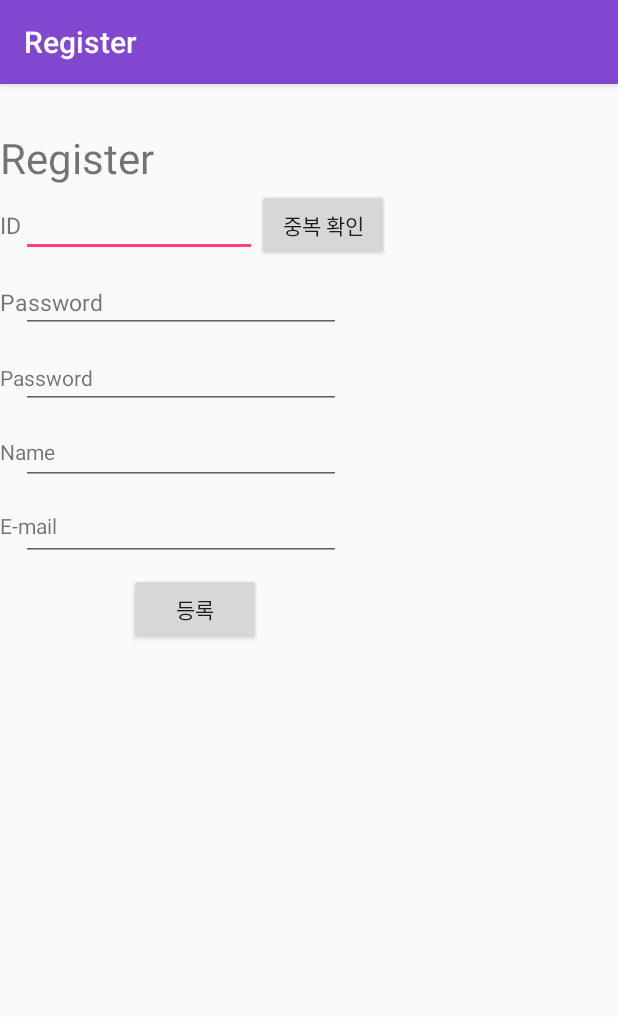
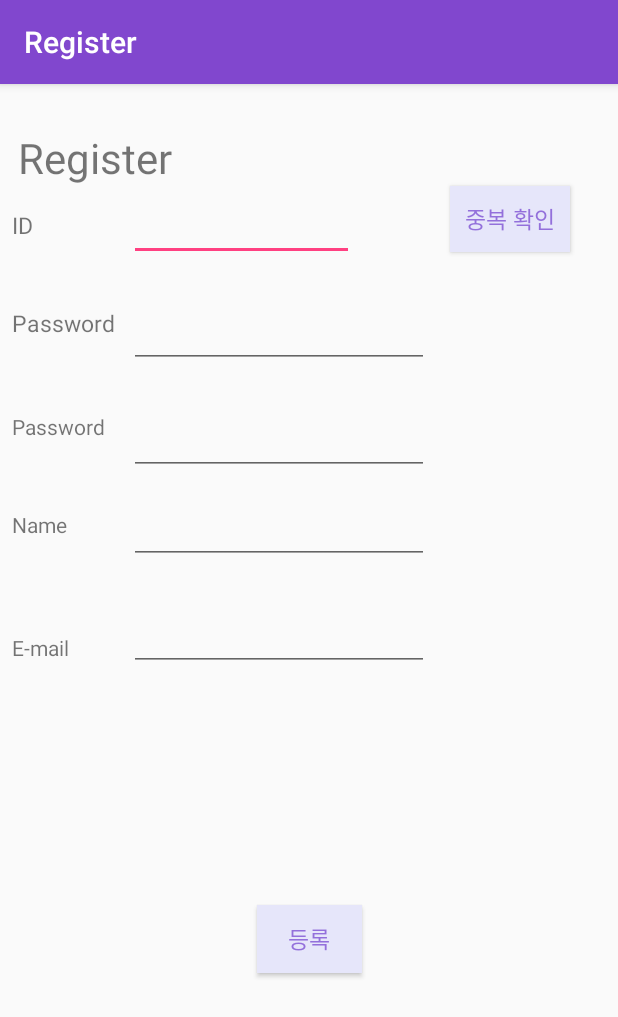
Before and after one commit to jeewoo9719/natrip, an Android app: the Register screen opened directly, with no data from a screen before it, on a phone screen of 412 x 824 dp. Shown: the top 1017 px of the screen. Run offline under Robolectric (Android 15) with nearby library versions, the phone set to English and light mode, and no system bars; our stand-ins replace Firebase (no records; nobody signed in at launch, a user with empty details on screens opened directly).

Commit message:
버튼 수정
색

```diff
--- a/app/src/main/java/com/example/chanyoung/nattrip/SearchActivity.java
+++ b/app/src/main/java/com/example/chanyoung/nattrip/SearchActivity.java
@@ -205,7 +205,7 @@ public class SearchActivity extends AppCompatActivity implements TextWatcher{
        btSearch.setOnClickListener(new View.OnClickListener(){
            @Override
            public void onClick(View view){
-               Toast.makeText(getApplicationContext(),"버튼",Toast.LENGTH_SHORT).show();
+
                Intent mainTourPage = new Intent(SearchActivity.this, MainActivity.class);
                mainTourPage.putExtra("userID",ID);
                mainTourPage.putExtra("tourPlace",editText.getText().toString());
--- a/app/src/main/res/layout/activity_intro.xml
+++ b/app/src/main/res/layout/activity_intro.xml
@@ -13,6 +13,6 @@
         android:layout_height="match_parent"
 
         app:srcCompat="@drawable/dsa"
-        tools:layout_editor_absoluteX="34dp"
-        tools:layout_editor_absoluteY="17dp" />
+        tools:layout_editor_absoluteX="15dp"
+        tools:layout_editor_absoluteY="0dp" />
 </android.support.constraint.ConstraintLayout>
--- a/app/src/main/res/layout/activity_regist_guide.xml
+++ b/app/src/main/res/layout/activity_regist_guide.xml
@@ -108,6 +108,10 @@
         android:layout_marginStart="8dp"
         android:layout_marginTop="90dp"
         android:text="등록"
+        android:background="@color/colorname"
+        android:textColor="@color/back"
+        android:textSize="15sp"
+
         app:layout_constraintEnd_toEndOf="parent"
         app:layout_constraintStart_toStartOf="parent"
         app:layout_constraintTop_toBottomOf="@+id/textView15" />
--- a/app/src/main/res/layout/activity_register.xml
+++ b/app/src/main/res/layout/activity_register.xml
@@ -7,147 +7,182 @@
     android:layout_height="match_parent"
     android:orientation="vertical"
     tools:context="com.example.chanyoung.nattrip.Register">
+
     <android.support.constraint.ConstraintLayout
-    android:layout_width="wrap_content"
-    android:layout_height="wrap_content"
+        android:layout_width="match_parent"
+        android:layout_height="match_parent"
         android:orientation="vertical">
+
         <TextView
             android:id="@+id/textView4"
             android:layout_width="wrap_content"
             android:layout_height="wrap_content"
+            android:layout_marginEnd="8dp"
             android:layout_marginTop="30dp"
             android:text="Register"
             android:textSize="28sp"
+            app:layout_constraintEnd_toEndOf="parent"
+            app:layout_constraintHorizontal_bias="0.04"
             app:layout_constraintStart_toStartOf="parent"
-        app:layout_constraintTop_toTopOf="parent"
-        tools:layout_editor_absoluteX="30dp" />
+            app:layout_constraintTop_toTopOf="parent" />
 
         <TextView
             android:id="@+id/textView5"
-        android:layout_width="wrap_content"
-        android:layout_height="wrap_content"
+            android:layout_width="70dp"
+            android:layout_height="20dp"
+            android:layout_marginStart="8dp"
             android:layout_marginTop="15dp"
             android:text="ID"
             android:textSize="15sp"
             app:layout_constraintStart_toStartOf="parent"
-        app:layout_constraintTop_toBottomOf="@+id/textView4"
-        tools:layout_editor_absoluteX="30dp" />
+            app:layout_constraintTop_toBottomOf="@+id/textView4" />
 
         <TextView
             android:id="@+id/textView6"
-        android:layout_width="wrap_content"
-        android:layout_height="wrap_content"
-        android:layout_marginTop="30dp"
+            android:layout_width="70dp"
+            android:layout_height="20dp"
+            android:layout_marginStart="8dp"
+            android:layout_marginTop="45dp"
             android:text="Password"
             android:textSize="15sp"
-        app:layout_constraintStart_toStartOf="@+id/textView5"
-        app:layout_constraintTop_toBottomOf="@+id/textView5"
-        tools:layout_editor_absoluteX="30dp" />
+            app:layout_constraintHorizontal_chainStyle="spread"
+            app:layout_constraintStart_toStartOf="parent"
+            app:layout_constraintTop_toBottomOf="@+id/textView5" />
 
         <TextView
             android:id="@+id/textView7"
-        android:layout_width="wrap_content"
-        android:layout_height="wrap_content"
-        android:layout_marginTop="30dp"
+            android:layout_width="70dp"
+            android:layout_height="20dp"
+            android:layout_marginStart="8dp"
+            android:layout_marginTop="50dp"
             android:text="Password"
-        app:layout_constraintStart_toStartOf="@+id/textView6"
-        app:layout_constraintTop_toBottomOf="@+id/textView6"
-        tools:layout_editor_absoluteX="30dp" />
+            app:layout_constraintStart_toStartOf="parent"
+            app:layout_constraintTop_toBottomOf="@+id/textView6" />
 
         <TextView
             android:id="@+id/textView8"
-        android:layout_width="wrap_content"
-        android:layout_height="wrap_content"
-        android:layout_marginTop="30dp"
+            android:layout_width="70dp"
+            android:layout_height="20dp"
+            android:layout_marginStart="8dp"
+            android:layout_marginTop="45dp"
             android:text="Name"
-        app:layout_constraintStart_toStartOf="@+id/textView7"
-        app:layout_constraintTop_toBottomOf="@+id/textView7"
-        tools:layout_editor_absoluteX="30dp" />
+            app:layout_constraintStart_toStartOf="parent"
+            app:layout_constraintTop_toBottomOf="@+id/textView7" />
 
         <TextView
             android:id="@+id/textView9"
-        android:layout_width="wrap_content"
-        android:layout_height="wrap_content"
-        android:layout_marginTop="30dp"
+            android:layout_width="70dp"
+            android:layout_height="20dp"
+            android:layout_marginBottom="190dp"
+            android:layout_marginStart="8dp"
+            android:layout_marginTop="50dp"
             android:text="E-mail"
-        app:layout_constraintStart_toStartOf="@+id/textView8"
+            app:layout_constraintBottom_toBottomOf="parent"
+            app:layout_constraintStart_toStartOf="parent"
             app:layout_constraintTop_toBottomOf="@+id/textView8"
-        tools:layout_editor_absoluteX="30dp" />
+            app:layout_constraintVertical_bias="0.060000002" />
 
         <EditText
             android:id="@+id/ed_id"
-        android:layout_width="157dp"
-        android:layout_height="wrap_content"
+            android:layout_width="150dp"
+            android:layout_height="48dp"
+            android:layout_marginStart="8dp"
             android:layout_marginTop="70dp"
             android:ems="10"
             android:inputType="textPersonName"
             app:layout_constraintStart_toEndOf="@+id/textView5"
-        app:layout_constraintTop_toTopOf="parent"
-        tools:layout_editor_absoluteX="104dp" />
+            app:layout_constraintTop_toTopOf="parent" />
 
         <EditText
             android:id="@+id/ed_pw"
-        android:layout_width="wrap_content"
-        android:layout_height="wrap_content"
-        android:layout_marginTop="5dp"
+            android:layout_width="200dp"
+            android:layout_height="51dp"
+            android:layout_marginEnd="100dp"
+            android:layout_marginStart="8dp"
+            android:layout_marginTop="20dp"
             android:ems="10"
             android:inputType="textPersonName"
-        app:layout_constraintStart_toStartOf="@+id/ed_id"
-        app:layout_constraintTop_toBottomOf="@+id/ed_id"
-        tools:layout_editor_absoluteX="104dp" />
+            app:layout_constraintEnd_toEndOf="parent"
+            app:layout_constraintHorizontal_bias="0.0"
+            app:layout_constraintStart_toEndOf="@+id/textView6"
+            app:layout_constraintTop_toBottomOf="@+id/ed_id" />
 
         <EditText
             android:id="@+id/ed_re_pw"
-        android:layout_width="wrap_content"
-        android:layout_height="wrap_content"
-        android:layout_marginTop="5dp"
+            android:layout_width="200dp"
+            android:layout_height="51dp"
+            android:layout_marginEnd="100dp"
+            android:layout_marginStart="8dp"
+            android:layout_marginTop="20dp"
             android:ems="10"
             android:inputType="textPersonName"
-        app:layout_constraintStart_toStartOf="@+id/ed_pw"
-        app:layout_constraintTop_toBottomOf="@+id/ed_pw"
-        tools:layout_editor_absoluteX="104dp" />
+            app:layout_constraintEnd_toEndOf="parent"
+            app:layout_constraintHorizontal_bias="0.0"
+            app:layout_constraintStart_toEndOf="@+id/textView7"
+            app:layout_constraintTop_toBottomOf="@+id/ed_pw" />
 
         <EditText
             android:id="@+id/ed_name"
-        android:layout_width="wrap_content"
-        android:layout_height="wrap_content"
-        android:layout_marginTop="5dp"
+            android:layout_width="200dp"
+            android:layout_height="51dp"
+            android:layout_marginEnd="100dp"
+            android:layout_marginStart="8dp"
+            android:layout_marginTop="8dp"
             android:ems="10"
             android:inputType="textPersonName"
-        app:layout_constraintStart_toStartOf="@+id/ed_re_pw"
-        app:layout_constraintTop_toBottomOf="@+id/ed_re_pw"
-        tools:layout_editor_absoluteX="104dp" />
+            app:layout_constraintEnd_toEndOf="parent"
+            app:layout_constraintHorizontal_bias="0.0"
+            app:layout_constraintStart_toEndOf="@+id/textView8"
+            app:layout_constraintTop_toBottomOf="@+id/ed_re_pw" />
 
         <EditText
             android:id="@+id/ed_email"
-        android:layout_width="wrap_content"
-        android:layout_height="wrap_content"
-        android:layout_marginTop="5dp"
+            android:layout_width="200dp"
+            android:layout_height="51dp"
+            android:layout_marginEnd="100dp"
+            android:layout_marginStart="8dp"
+            android:layout_marginTop="20dp"
             android:ems="10"
             android:inputType="textEmailAddress"
-        app:layout_constraintStart_toStartOf="@+id/ed_name"
-        app:layout_constraintTop_toBottomOf="@+id/ed_name"
-        tools:layout_editor_absoluteX="104dp" />
+            app:layout_constraintEnd_toEndOf="parent"
+            app:layout_constraintHorizontal_bias="0.0"
+            app:layout_constraintStart_toEndOf="@+id/textView9"
+            app:layout_constraintTop_toBottomOf="@+id/ed_name" />
 
         <Button
             android:id="@+id/btn_id_check"
-        android:layout_width="wrap_content"
-        android:layout_height="wrap_content"
-        android:layout_marginTop="70dp"
+            android:layout_width="80dp"
+            android:layout_height="44dp"
+            android:layout_marginBottom="8dp"
+            android:layout_marginEnd="24dp"
+            android:layout_marginStart="8dp"
+            android:layout_marginTop="68dp"
+            android:background="@color/colorname"
             android:text="중복 확인"
+            android:textColor="@color/back"
+            android:textSize="15sp"
+            app:layout_constraintBottom_toBottomOf="parent"
+            app:layout_constraintEnd_toEndOf="parent"
+            app:layout_constraintHorizontal_bias="0.88"
             app:layout_constraintStart_toEndOf="@+id/ed_id"
             app:layout_constraintTop_toTopOf="parent"
-        tools:layout_editor_absoluteX="271dp" />
+            app:layout_constraintVertical_bias="0.0" />
 
         <Button
             android:id="@+id/btn_regi"
-        android:layout_width="wrap_content"
-        android:layout_height="wrap_content"
+            android:layout_width="70dp"
+            android:layout_height="45dp"
+            android:layout_marginBottom="28dp"
+            android:layout_marginEnd="8dp"
+            android:layout_marginStart="8dp"
             android:layout_marginTop="8dp"
+            android:background="@color/colorname"
             android:text="등록"
+            android:textColor="@color/back"
+            android:textSize="15sp"
+            app:layout_constraintBottom_toBottomOf="parent"
             app:layout_constraintEnd_toEndOf="parent"
             app:layout_constraintStart_toStartOf="parent"
-        app:layout_constraintTop_toBottomOf="@+id/ed_email"
-        tools:layout_editor_absoluteX="148dp" />
+            app:layout_constraintTop_toBottomOf="@+id/ed_email" />
     </android.support.constraint.ConstraintLayout>
 </android.support.design.widget.CoordinatorLayout>
--- a/app/src/main/res/values/colors.xml
+++ b/app/src/main/res/values/colors.xml
@@ -1,8 +1,8 @@
 <?xml version="1.0" encoding="utf-8"?>
 <resources>
     <color name="colorPrimary">#8147ce</color>
-    <color name="colorPrimaryDark">#303F9F</color>
+    <color name="colorPrimaryDark">#bdc4ee</color>
     <color name="colorAccent">#FF4081</color>
-    <color name="colorname">#fcfafb</color>
-    <color name="back">#ccaadd</color>
+    <color name="colorname">#e6e6fa</color>
+    <color name="back">#9370db</color>
 </resources>
```
Also changed, not shown: app/src/main/res/drawable/buttonshape.xml (added, +23 -0 lines), app/src/main/res/layout/activity_modi_info.xml (+28 -17 lines), app/src/main/res/layout/activity_register_tour.xml (+9 -0 lines), app/src/main/res/layout/activity_search.xml (+36 -15 lines), app/src/main/res/layout/activity_setting.xml (+28 -6 lines), app/src/main/res/layout/activity_sign_in.xml (+16 -5 lines), app/src/main/res/layout/activity_tour.xml (+29 -25 lines). Lines whose indentation alone changed are shown as unchanged.
